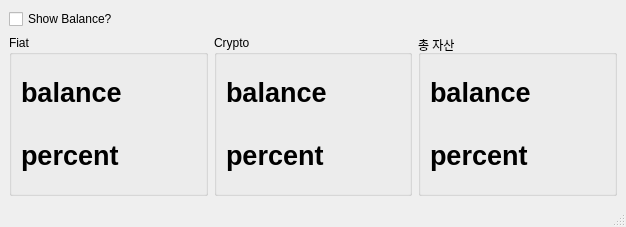
Qt form mainwindow.ui (coreanq/cost_averaging) before a commit.
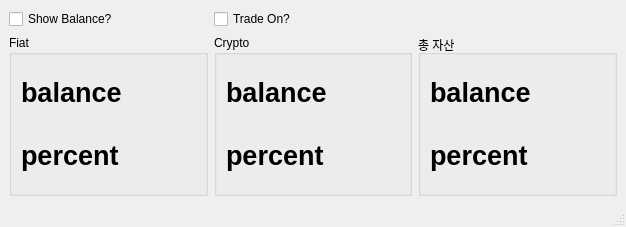
The same form after that commit.

```diff
--- a/mainwindow.ui
+++ b/mainwindow.ui
@@ -127,6 +127,13 @@
       </layout>
      </widget>
     </item>
+    <item row="0" column="1">
+     <widget class="QCheckBox" name="chkTradeOn">
+      <property name="text">
+       <string>Trade On?</string>
+      </property>
+     </widget>
+    </item>
    </layout>
   </widget>
   <widget class="QStatusBar" name="statusbar"/>
```
Left out of the diff: 2 changed lines with no effect on the pictures.
